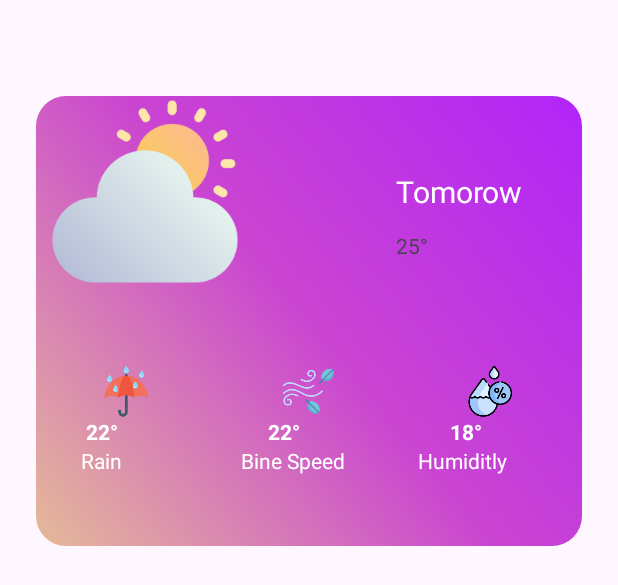
After one commit to ThuHiep/63130428-AndroidProgramming, an Android app: the layout activity_future.xml on its own in the app's theme, with its tools: preview values and no code run, on a phone screen of 412 x 824 dp. The commit adds this screen. Shown: the top 585 px of the screen. Run offline under Robolectric (Android 15) with nearby library versions, the phone set to English and light mode, and no system bars.

Commit message:
update cau 2

```diff
--- /dev/null
+++ b/Cau2_WeatherApp/app/src/main/java/ntu/dtthiep63130428/cau2_weatherapp/Activity/futureactivity.java
@@ -0,0 +1,29 @@
+package ntu.dtthiep63130428.cau2_weatherapp.Activity;
+
+import android.os.Bundle;
+
+import androidx.appcompat.app.AppCompatActivity;
+import androidx.constraintlayout.widget.ConstraintLayout;
+import androidx.recyclerview.widget.LinearLayoutManager;
+import androidx.recyclerview.widget.RecyclerView;
+
+import java.util.ArrayList;
+
+import ntu.dtthiep63130428.cau2_weatherapp.Adapter.HourlyAdapter;
+import ntu.dtthiep63130428.cau2_weatherapp.Domains.Hourly;
+import ntu.dtthiep63130428.cau2_weatherapp.R;
+
+public class futureactivity extends AppCompatActivity {
+    private RecyclerView.Adapter adapterTomorow;
+    private RecyclerView recyclerView;
+    @Override
+    protected void onCreate(Bundle savedInstanceState) {
+        super.onCreate(savedInstanceState);
+        setContentView(R.layout.activity_main);
+        setvariable();
+    }
+
+    private void setvariable() {
+        ConstraintLayout backbtn = findViewById(R.id)
+    }
+}
--- a/Cau2_WeatherApp/app/src/main/java/ntu/dtthiep63130428/cau2_weatherapp/Adapter/futureAdapter.java
+++ b/Cau2_WeatherApp/app/src/main/java/ntu/dtthiep63130428/cau2_weatherapp/Adapter/futureAdapter.java
@@ -1,16 +1,23 @@
 package ntu.dtthiep63130428.cau2_weatherapp.Adapter;
 
 import android.content.Context;
+import android.view.LayoutInflater;
+import android.view.View;
 import android.view.ViewGroup;
+import android.widget.ImageView;
+import android.widget.TextView;
 
 import androidx.annotation.NonNull;
 import androidx.recyclerview.widget.RecyclerView;
 
+import com.bumptech.glide.Glide;
+
 import java.util.ArrayList;
 
 import ntu.dtthiep63130428.cau2_weatherapp.Domains.FutureDomain;
+import ntu.dtthiep63130428.cau2_weatherapp.R;
 
-public class futureAdapter extends RecyclerView.Adapter<futureAdapter.vieholder> {
+public class futureAdapter extends RecyclerView.Adapter<futureAdapter.viewholder> {
     ArrayList<FutureDomain> items;
     Context context;
 
@@ -20,21 +27,39 @@ public class futureAdapter extends RecyclerView.Adapter<futureAdapter.vieholder>
 
     @NonNull
     @Override
-    public futureAdapter.vieholder onCreateViewHolder(@NonNull ViewGroup parent, int viewType) {
+    public futureAdapter.viewholder onCreateViewHolder(@NonNull ViewGroup parent, int viewType) {
         context = parent.getContext();
-        return null;
+        View inflate = LayoutInflater.from(parent.getContext()).inflate(R.layout.viewholder_future,parent,false);
+        return new viewholder(inflate);
     }
 
     @Override
-    public void onBindViewHolder(@NonNull futureAdapter.vieholder holder, int position) {
+    public void onBindViewHolder(@NonNull futureAdapter.viewholder holder, int position) {
+        holder.daytxt.setText(items.get(position).getDay());
+        holder.status.setText(items.get(position).getStatus());
+        holder.lowtxt.setText(items.get(position).getLowTemp()+"°");
+        holder.highttxt.setText(items.get(position).getHightTemp()+"°");
 
+        int drawbleResourceId = holder.itemView.getResources().getIdentifier(items.get(position).getPicPath(),"drawable",holder.itemView.getContext().getPackageName());
+        Glide.with(context).load(drawbleResourceId).into(holder.pic);
     }
 
     @Override
     public int getItemCount() {
-        return 0;
+        return items.size();
     }
 
-    public class vieholder {
+    public class viewholder extends RecyclerView.ViewHolder {
+        TextView daytxt,status,lowtxt,highttxt;
+        ImageView pic;
+
+        public viewholder(@NonNull View itemView) {
+            super(itemView);
+            daytxt=itemView.findViewById(R.id.Daytxt);
+            status=itemView.findViewById(R.id.statustxt);
+            lowtxt=itemView.findViewById(R.id.lowtxt);
+            highttxt=itemView.findViewById(R.id.highttxt);
+            pic=itemView.findViewById(R.id.pic);
+        }
     }
 }
--- /dev/null
+++ b/Cau2_WeatherApp/app/src/main/res/layout/activity_future.xml
@@ -0,0 +1,205 @@
+<?xml version="1.0" encoding="utf-8"?>
+<androidx.constraintlayout.widget.ConstraintLayout xmlns:android="http://schemas.android.com/apk/res/android"
+    xmlns:app="http://schemas.android.com/apk/res-auto"
+    xmlns:tools="http://schemas.android.com/tools"
+    android:layout_width="match_parent"
+    android:layout_height="match_parent"
+    android:layout_marginTop="40dp">
+
+    <LinearLayout
+        android:layout_width="match_parent"
+        android:layout_height="wrap_content"
+        android:orientation="vertical"
+        app:layout_constraintStart_toStartOf="parent"
+        app:layout_constraintTop_toTopOf="parent">
+
+        <androidx.constraintlayout.widget.ConstraintLayout
+            android:layout_width="match_parent"
+            android:layout_height="300dp"
+            android:layout_margin="24dp"
+            android:layout_marginTop="10dp"
+            android:layout_weight="1"
+            android:background="@drawable/gadient_backgr_banner"
+            tools:layout_editor_absoluteX="24dp"
+            tools:layout_editor_absoluteY="24dp">
+
+            <TextView
+                android:id="@+id/textView16"
+                android:layout_width="wrap_content"
+                android:layout_height="wrap_content"
+                android:layout_marginStart="240dp"
+                android:layout_marginTop="90dp"
+                android:text="25°"
+                app:layout_constraintStart_toStartOf="parent"
+                app:layout_constraintTop_toTopOf="parent" />
+
+            <TextView
+                android:id="@+id/textView13"
+                android:layout_width="wrap_content"
+                android:layout_height="wrap_content"
+                android:layout_marginStart="240dp"
+                android:layout_marginTop="50dp"
+                android:text="Tomorow"
+                android:textColor="@color/white"
+                android:textSize="20dp"
+                app:layout_constraintStart_toStartOf="parent"
+                app:layout_constraintTop_toTopOf="parent" />
+
+            <ImageView
+                android:id="@+id/imageView"
+                android:layout_width="145dp"
+                android:layout_height="125dp"
+                android:src="@drawable/cloudy_sunny"
+                app:layout_constraintStart_toStartOf="parent"
+                app:layout_constraintTop_toTopOf="parent" />
+
+            <ScrollView
+                android:layout_width="match_parent"
+                android:layout_height="match_parent"
+                app:layout_constraintEnd_toEndOf="parent"
+                app:layout_constraintHorizontal_bias="1.0"
+                app:layout_constraintStart_toStartOf="parent"
+                tools:layout_editor_absoluteY="125dp">
+
+                <LinearLayout
+                    android:id="@+id/linearLayout"
+                    android:layout_width="match_parent"
+                    android:layout_height="wrap_content"
+                    android:orientation="horizontal">
+
+
+                    <LinearLayout
+                        android:layout_width="match_parent"
+                        android:layout_height="wrap_content"
+                        android:layout_marginTop="180dp"
+                        android:layout_weight="0.333"
+                        android:orientation="vertical">
+
+                        <ImageView
+                            android:id="@+id/imageView3"
+                            android:layout_width="34dp"
+                            android:layout_height="34dp"
+                            android:layout_gravity="center"
+                            android:layout_weight="1"
+                            app:srcCompat="@drawable/rain" />
+
+                        <TextView
+                            android:id="@+id/textView4"
+                            android:layout_width="wrap_content"
+                            android:layout_height="wrap_content"
+                            android:layout_marginLeft="33dp"
+                            android:layout_weight="1"
+                            android:text="22°"
+                            android:textColor="@color/white"
+                            android:textStyle="bold" />
+
+                        <TextView
+                            android:id="@+id/textView11"
+                            android:layout_width="wrap_content"
+                            android:layout_height="wrap_content"
+                            android:layout_marginLeft="30dp"
+                            android:layout_weight="1"
+                            android:text="Rain"
+                            android:textColor="@color/white" />
+
+                    </LinearLayout>
+
+                    <LinearLayout
+                        android:layout_width="match_parent"
+                        android:layout_height="wrap_content"
+                        android:layout_marginTop="180dp"
+                        android:layout_weight="0.333"
+                        android:orientation="vertical">
+
+                        <ImageView
+                            android:id="@+id/imageView4"
+                            android:layout_width="34dp"
+                            android:layout_height="34dp"
+                            android:layout_gravity="center"
+                            android:layout_weight="1"
+                            app:srcCompat="@drawable/wind" />
+
+                        <TextView
+                            android:id="@+id/textView5"
+                            android:layout_width="wrap_content"
+                            android:layout_height="wrap_content"
+                            android:layout_marginLeft="33dp"
+                            android:layout_weight="1"
+                            android:text="22°"
+                            android:textColor="@color/white"
+                            android:textStyle="bold" />
+
+                        <TextView
+                            android:id="@+id/textView6"
+                            android:layout_width="wrap_content"
+                            android:layout_height="wrap_content"
+                            android:layout_marginLeft="15dp"
+                            android:layout_weight="1"
+                            android:text="Bine Speed"
+                            android:textColor="@color/white" />
+
+                    </LinearLayout>
+
+                    <LinearLayout
+                        android:layout_width="match_parent"
+                        android:layout_height="wrap_content"
+                        android:layout_marginTop="180dp"
+                        android:layout_weight="0.333"
+                        android:orientation="vertical">
+
+                        <ImageView
+                            android:id="@+id/imageView7"
+                            android:layout_width="34dp"
+                            android:layout_height="34dp"
+                            android:layout_gravity="center"
+                            android:layout_weight="1"
+                            app:srcCompat="@drawable/humidity" />
+
+                        <TextView
+                            android:id="@+id/textView8"
+                            android:layout_width="wrap_content"
+                            android:layout_height="wrap_content"
+                            android:layout_marginLeft="33dp"
+                            android:layout_weight="1"
+                            android:text="18°"
+                            android:textColor="@color/white"
+                            android:textStyle="bold" />
+
+                        <TextView
+                            android:id="@+id/textView9"
+                            android:layout_width="wrap_content"
+                            android:layout_height="wrap_content"
+                            android:layout_marginLeft="12dp"
+                            android:layout_weight="1"
+                            android:text="Humiditly"
+                            android:textColor="@color/white" />
+
+                    </LinearLayout>
+
+                </LinearLayout>
+
+            </ScrollView>
+
+        </androidx.constraintlayout.widget.ConstraintLayout>
+
+        <androidx.recyclerview.widget.RecyclerView
+            android:id="@+id/view1"
+            android:layout_width="match_parent"
+            android:layout_height="match_parent"
+            android:layout_weight="1"
+            android:clipToPadding="false"
+
+            android:paddingLeft="24dp"
+            android:paddingRight="24dp" />
+
+    </LinearLayout>
+
+
+            <LinearLayout
+                android:layout_width="match_parent"
+                android:layout_height="match_parent"
+                android:orientation="horizontal">
+
+            </LinearLayout>
+
+</androidx.constraintlayout.widget.ConstraintLayout>
--- a/Cau2_WeatherApp/app/src/main/res/layout/viewholder_future.xml
+++ b/Cau2_WeatherApp/app/src/main/res/layout/viewholder_future.xml
@@ -40,12 +40,23 @@
         app:layout_constraintTop_toTopOf="@+id/pic" />
 
     <TextView
-        android:id="@+id/textView12"
+        android:id="@+id/lowtxt"
         android:layout_width="wrap_content"
         android:layout_height="wrap_content"
         android:layout_marginEnd="8dp"
-        android:text="TextView"
+        android:text="10"
+        android:textColor="@color/textcolor"
         app:layout_constraintBottom_toBottomOf="@+id/pic"
         app:layout_constraintEnd_toEndOf="parent"
         app:layout_constraintTop_toTopOf="@+id/pic" />
+
+    <TextView
+        android:id="@+id/highttxt"
+        android:layout_width="wrap_content"
+        android:layout_height="wrap_content"
+        android:layout_marginEnd="32dp"
+        android:text="20"
+        android:textColor="@color/textcolor"
+        app:layout_constraintBottom_toBottomOf="@+id/lowtxt"
+        app:layout_constraintEnd_toStartOf="@+id/lowtxt" />
 </androidx.constraintlayout.widget.ConstraintLayout>
```
